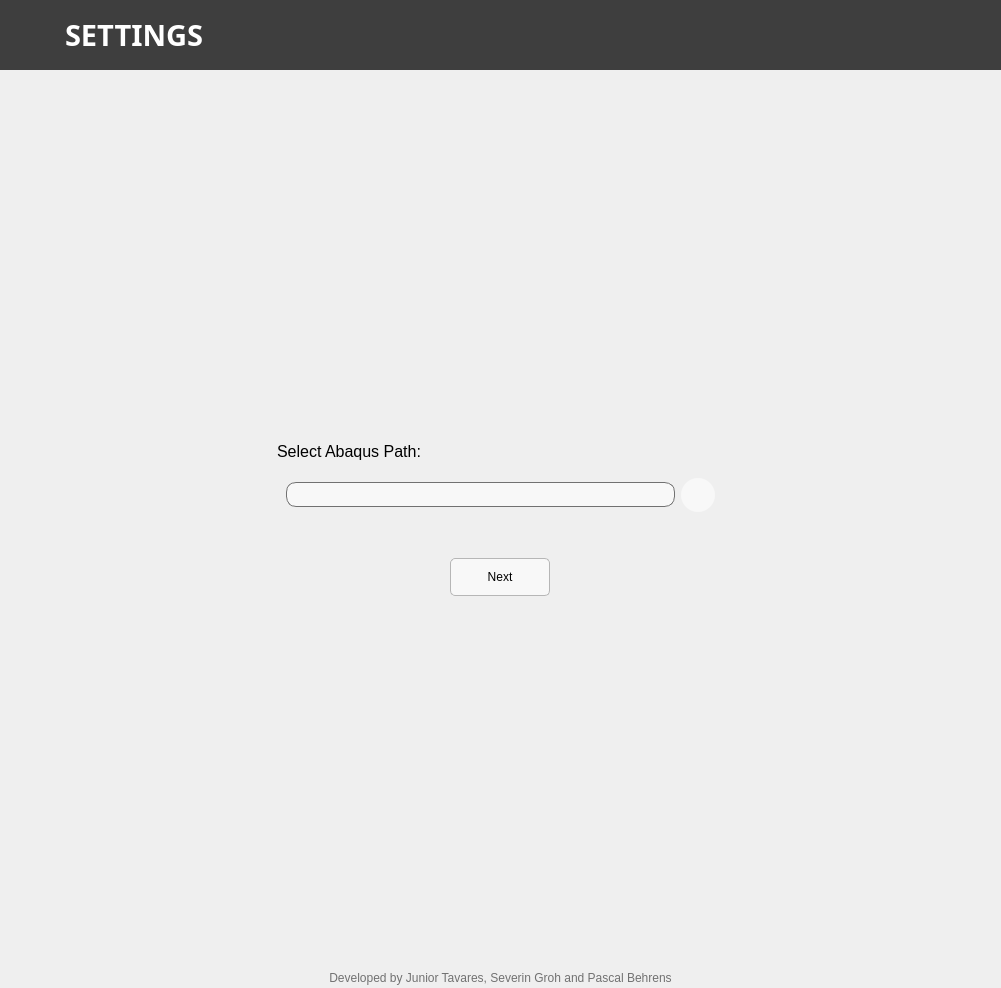
juniortavaress/material-model-calibration, file frontend/interface/form.ui: the form before one commit.
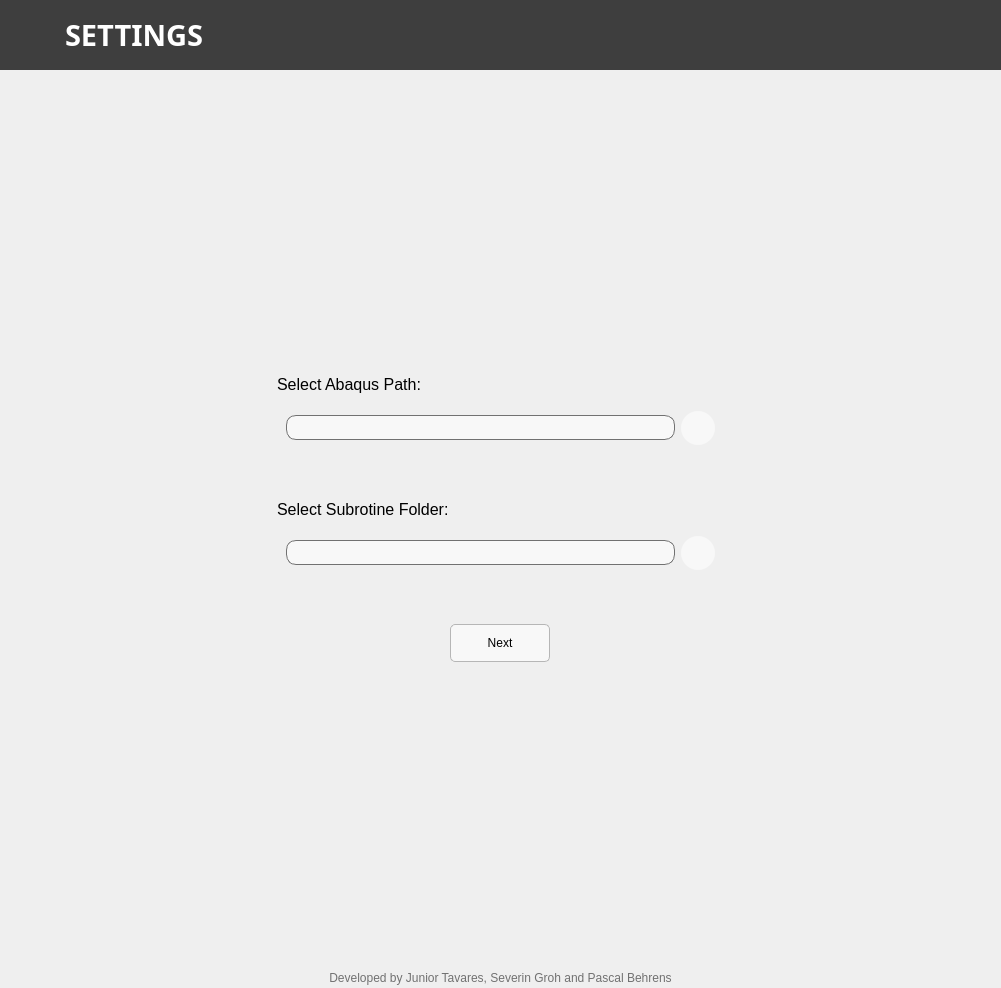
The form after the commit. The open tabs and pages were chosen to show the change. Icons and pictures are not drawn.

What changed in the file:
```diff
--- a/frontend/interface/form.ui
+++ b/frontend/interface/form.ui
@@ -465,7 +465,7 @@
       </widget>
       <widget class="QWidget" name="page_settings">
        <property name="styleSheet">
-        <string notr="true">#label_abaqus, #label_result {
+        <string notr="true">#label_abaqus, #label_subrotine {
 background-color: rgb(248, 248, 248);
 border-radius: 10px;
 border: 1px solid rgb(113, 113, 113);}
@@ -477,7 +477,7 @@
 border: 1px solid rgb(182, 182, 182);
 border-radius: 5px}
 
-#button_abaqus, #button_result {
+#button_abaqus, #button_subrotine {
 background-color: rgb(248, 248, 248);
 border-radius: 17px;}
 
@@ -595,7 +595,7 @@
              <property name="maximumSize">
               <size>
                <width>465</width>
-               <height>200</height>
+               <height>350</height>
               </size>
              </property>
              <property name="styleSheet">
@@ -719,6 +719,102 @@
                 </layout>
                </widget>
               </item>
+              <item>
+               <widget class="QFrame" name="frame_20">
+                <property name="minimumSize">
+                 <size>
+                  <width>0</width>
+                  <height>100</height>
+                 </size>
+                </property>
+                <property name="maximumSize">
+                 <size>
+                  <width>16777215</width>
+                  <height>100</height>
+                 </size>
+                </property>
+                <property name="styleSheet">
+                 <string notr="true"/>
+                </property>
+                <property name="frameShape">
+                 <enum>QFrame::Shape::NoFrame</enum>
+                </property>
+                <property name="frameShadow">
+                 <enum>QFrame::Shadow::Raised</enum>
+                </property>
+                <layout class="QVBoxLayout" name="verticalLayout_58">
+                 <item>
+                  <widget class="QLabel" name="label_13">
+                   <property name="font">
+                    <font>
+                     <pointsize>12</pointsize>
+                    </font>
+                   </property>
+                   <property name="text">
+                    <string>Select Subrotine Folder:</string>
+                   </property>
+                  </widget>
+                 </item>
+                 <item>
+                  <widget class="QFrame" name="frame_44">
+                   <property name="frameShape">
+                    <enum>QFrame::Shape::NoFrame</enum>
+                   </property>
+                   <property name="frameShadow">
+                    <enum>QFrame::Shadow::Raised</enum>
+                   </property>
+                   <layout class="QHBoxLayout" name="horizontalLayout_20">
+                    <item>
+                     <widget class="QLabel" name="label_subrotine">
+                      <property name="maximumSize">
+                       <size>
+                        <width>16777215</width>
+                        <height>25</height>
+                       </size>
+                      </property>
+                      <property name="text">
+                       <string/>
+                      </property>
+                     </widget>
+                    </item>
+                    <item>
+                     <widget class="QPushButton" name="button_subrotine">
+                      <property name="minimumSize">
+                       <size>
+                        <width>34</width>
+                        <height>34</height>
+                       </size>
+                      </property>
+                      <property name="maximumSize">
+                       <size>
+                        <width>34</width>
+                        <height>34</height>
+                       </size>
+                      </property>
+                      <property name="styleSheet">
+                       <string notr="true"/>
+                      </property>
+                      <property name="text">
+                       <string/>
+                      </property>
+                      <property name="icon">
+                       <iconset resource="icons.qrc">
+                        <normaloff>:/folder1/Icons/import.png</normaloff>:/folder1/Icons/import.png</iconset>
+                      </property>
+                      <property name="iconSize">
+                       <size>
+                        <width>35</width>
+                        <height>35</height>
+                       </size>
+                      </property>
+                     </widget>
+                    </item>
+                   </layout>
+                  </widget>
+                 </item>
+                </layout>
+               </widget>
+              </item>
               <item>
                <widget class="QFrame" name="frame_11">
                 <property name="minimumSize">
```
Left out of the diff: 2 changed lines with no effect on the pictures.
